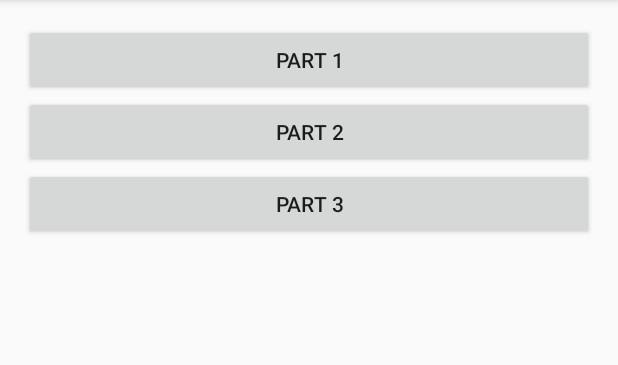
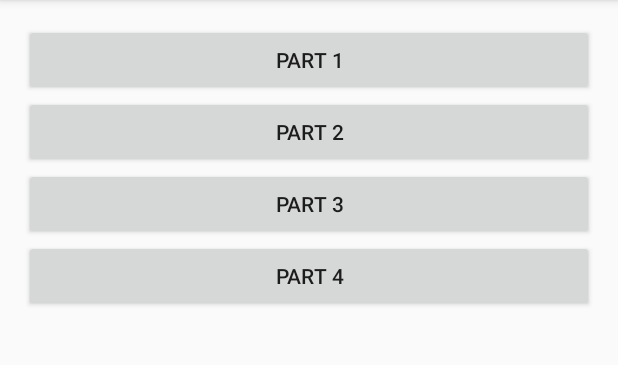
Before and after one commit to beblank/AndroidrxJava, an Android app: the screen it shows after launch (MainActivity), on a phone screen of 412 x 824 dp, the part 84-449 px from its top. Run offline under Robolectric (Android 15) with nearby library versions, the phone set to English and light mode, and no system bars.

Commit message:
start part 4

```diff
--- a/app/src/main/AndroidManifest.xml
+++ b/app/src/main/AndroidManifest.xml
@@ -20,6 +20,8 @@
             android:label="@string/title_activity_part1"
             android:theme="@style/AppTheme.NoActionBar" />
         <activity android:name=".part2.Part2Activity"></activity>
+        <activity android:name=".part3.Part3Activity"></activity>
+        <activity android:name=".part4.Part4Activity"></activity>
     </application>
 
 </manifest>
--- a/app/src/main/res/layout/activity_main.xml
+++ b/app/src/main/res/layout/activity_main.xml
@@ -27,4 +27,10 @@
         android:text="Part 3"
         android:layout_below="@+id/btnPart2"
         />
+    <Button
+        style="@style/Rxbutton"
+        android:id="@+id/btnPart4"
+        android:text="Part 4"
+        android:layout_below="@+id/btnPart3"
+        />
 </RelativeLayout>
```
Also changed, not shown: app/src/main/java/com/example/adityahadiwijaya/androidrxjava/MainActivity.java (+9 -3 lines), app/src/main/java/com/example/adityahadiwijaya/androidrxjava/Part4/Part4Activity.java (added, +21 -0 lines).
